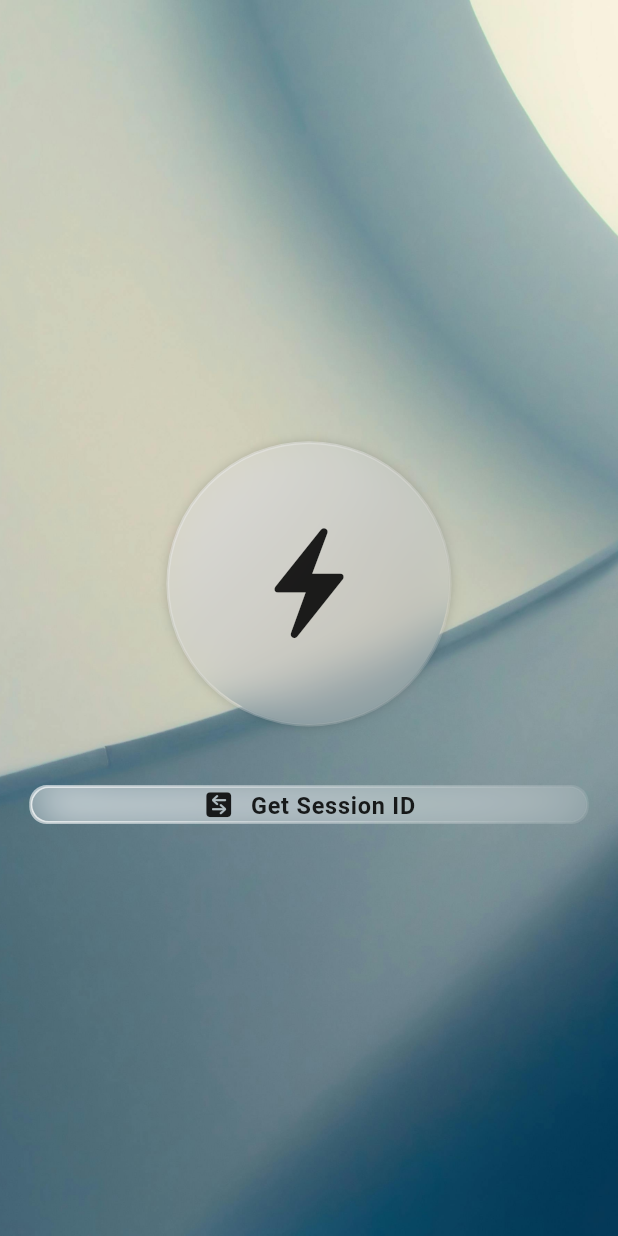
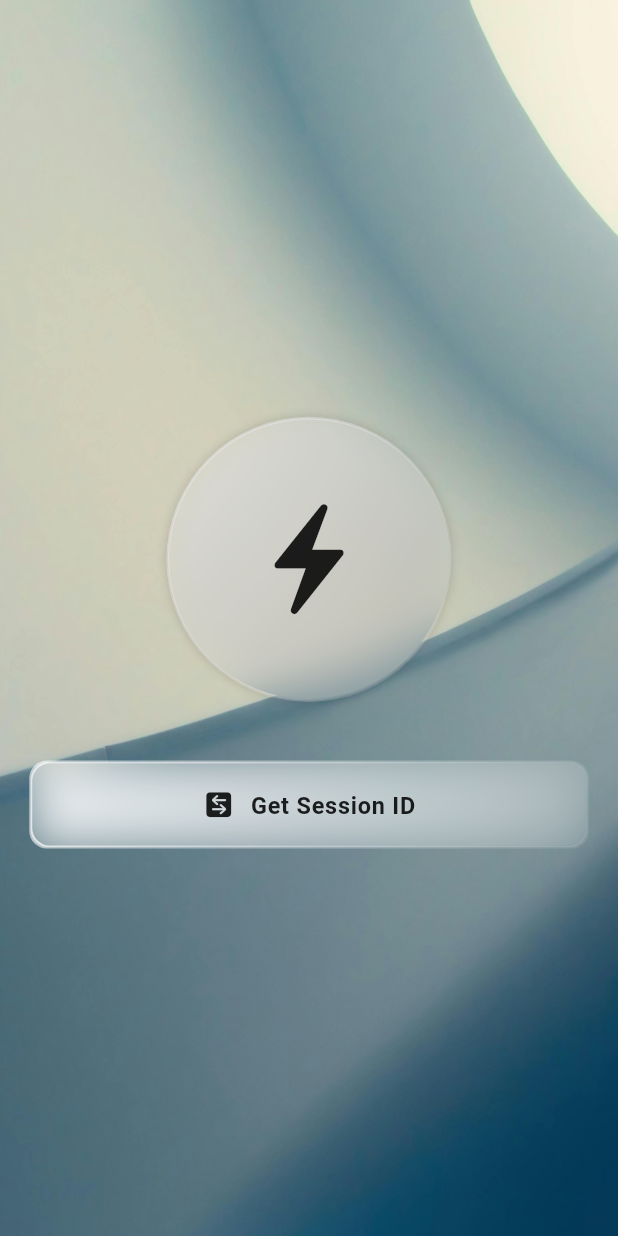
Before and after one commit to waleed-tafsol/gini_test_app, a Flutter app: the screen it shows after launch, on a phone screen of 412 x 824 dp. Run offline on Flutter 3.47's test engine with Material 3 defaults, Android fonts, the phone set to English and light mode, and no system bars; our stand-ins replace flutter_riverpod, flutter_screenutil, fluttertoast, permission_handler; missing offline and left inert: audio_session, flutter_pcm_sound, flutter_recorder, flutter_soloud; network calls fail.

Commit message:
Refactor design size logic in `MyApp` and update `GlassContainer` height in `HomeScreen`

```diff
--- a/lib/main.dart
+++ b/lib/main.dart
@@ -1,5 +1,3 @@
-import 'dart:developer';
-
 import 'package:flutter/material.dart';
 import 'package:flutter_riverpod/flutter_riverpod.dart';
 import 'package:flutter_screenutil/flutter_screenutil.dart';
@@ -10,25 +8,45 @@ void main() => runApp(ProviderScope(child: const MyApp()));
 class MyApp extends StatelessWidget {
   const MyApp({super.key});
 
+  static final _screenSize = {
+    'LARGE': Size(1200, 1600),
+    'MEDIUM': Size(768, 1024),
+    'SMALL': Size(600, 900),
+    'DEFAULT': Size(390, 844),
+  };
+
   Size getDesignSize({required BuildContext context}) {
     // Get the actual screen size
     final window = View.of(context);
     final size = window.physicalSize / window.devicePixelRatio;
-    // Return appropriate design size based on screen width
+    late String name;
     if (size.width >= 1200) {
-      log('LARGE: ${size.width}');
-      return Size(1200, 1600);
-      // Large tablets/Desktop
+      name = 'LARGE';
     } else if (size.width >= 800) {
-      log('MEDIUM: ${size.width}');
-      return Size(768, 1024); // Tablets
+      name = 'MEDIUM';
     } else if (size.width >= 600) {
-      log('SMALL: ${size.width}');
-      return Size(600, 900); // Small tablets
+      name = 'SMALL';
     } else {
-      log('DEFAULT: ${size.width} ${size.height}');
-      return const Size(390, 844);
+      name = 'DEFAULT';
     }
+    final screenSize = _screenSize[name]!;
+    return size.width > size.height
+        ? Size(screenSize.height, screenSize.width)
+        : screenSize;
+    // if (size.width >= 1200) {
+    //   log('LARGE: ${size.width}');
+    //   return Size(1200, 1600);
+    //   // Large tablets/Desktop
+    // } else if (size.width >= 800) {
+    //   log('MEDIUM: ${size.width}');
+    //   return Size(768, 1024); // Tablets
+    // } else if (size.width >= 600) {
+    //   log('SMALL: ${size.width}');
+    //   return Size(600, 900); // Small tablets
+    // } else {
+    //   log('DEFAULT: ${size.width} ${size.height}');
+    //   return const Size(390, 844);
+    // }
   }
 
   @override
@@ -37,6 +55,7 @@ class MyApp extends StatelessWidget {
       designSize: getDesignSize(context: context),
       minTextAdapt: true,
       splitScreenMode: true,
+      // ensureScreenSize: true,
       builder: (context, _) {
         return MaterialApp(title: 'Genie', home: const HomeScreen());
       },
--- a/lib/view/screens/home_screen.dart
+++ b/lib/view/screens/home_screen.dart
@@ -366,7 +366,7 @@ class _HomeScreenState extends ConsumerState<HomeScreen> {
                                 },
                                 child: GlassContainer(
                                   width: width,
-                                  // height: 70.h,
+                                  height: 60.h,
                                   borderRadius: BorderRadius.circular(12.0.r),
                                   gradient: LinearGradient(
                                     colors: [
```
